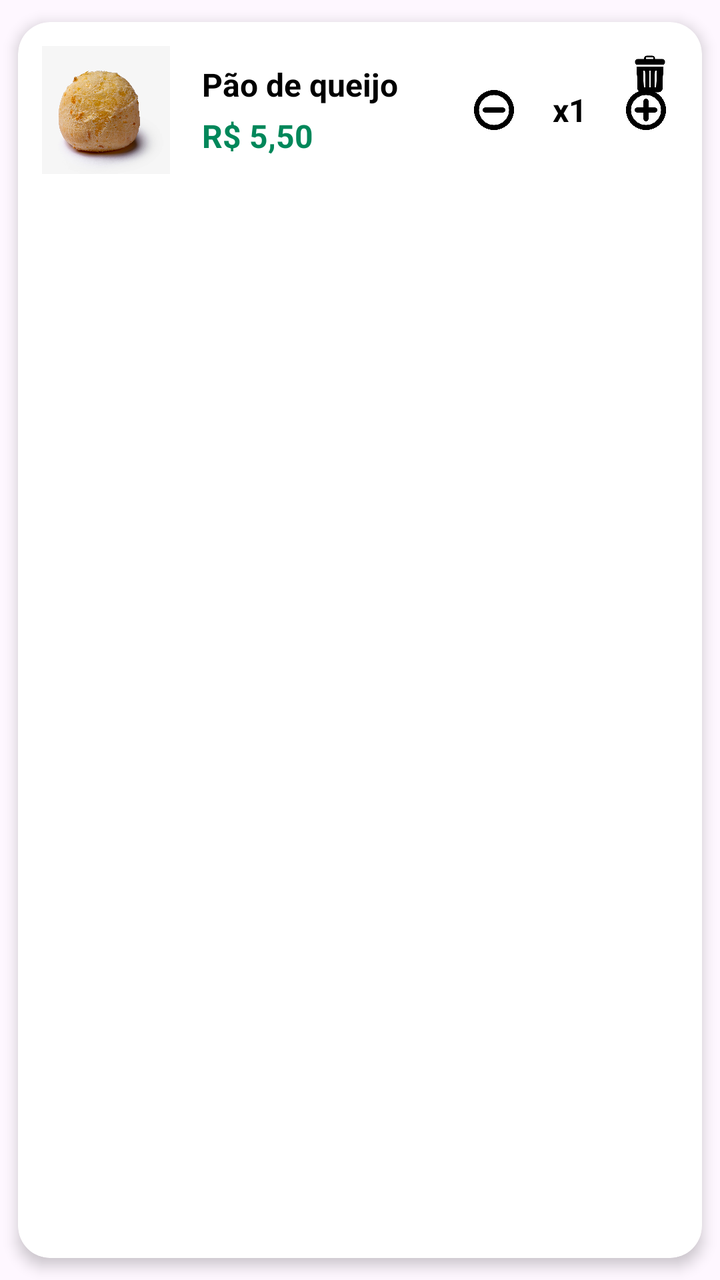
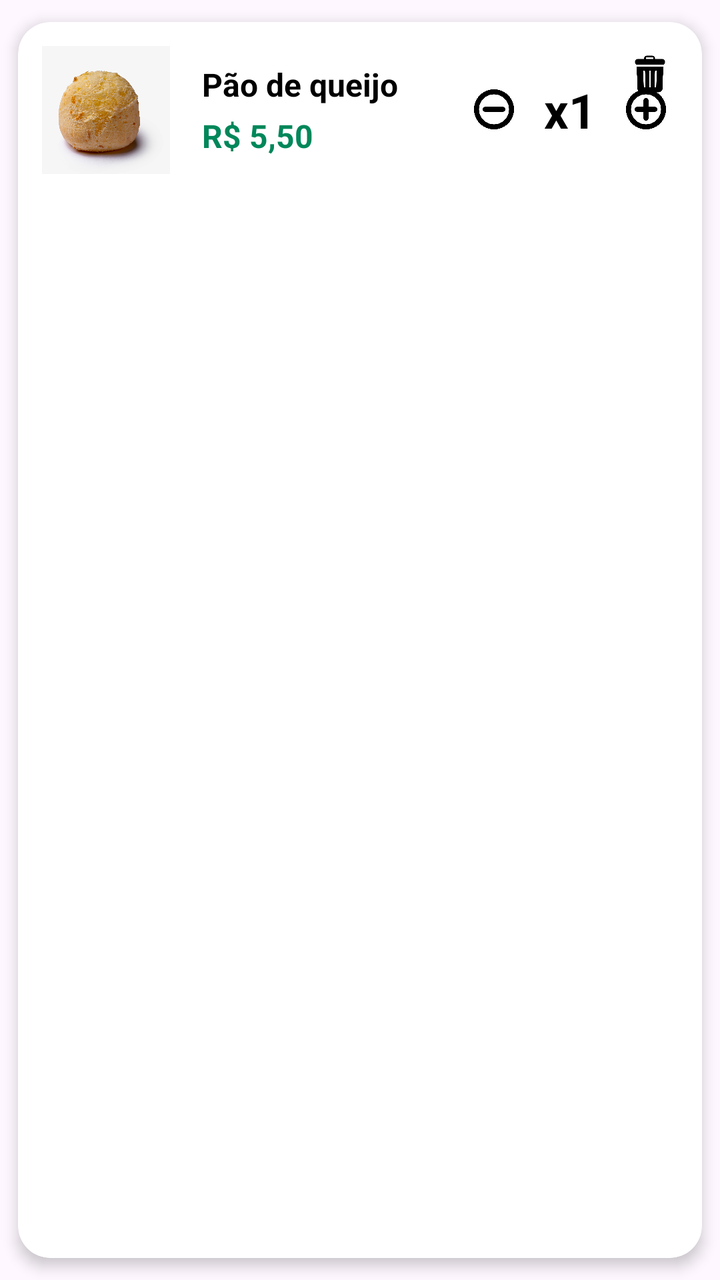

Compare the two renders of this Android layout. The source of the first and the diff that turns it into the second are given below.
<!-- AndroidManifest.xml: application theme Theme.IFoodClone -->
<!-- res/layout/card_carrinho.xml -->
<?xml version="1.0" encoding="utf-8"?>
<androidx.cardview.widget.CardView
    xmlns:android="http://schemas.android.com/apk/res/android"
    xmlns:app="http://schemas.android.com/apk/res-auto"
    android:layout_width="match_parent"
    android:layout_height="wrap_content"
    android:layout_marginStart="16dp"
    android:layout_marginEnd="16dp"
    android:layout_marginTop="8dp"
    android:layout_marginBottom="8dp"
    app:cardCornerRadius="16dp"
    app:cardElevation="4dp"
    app:cardUseCompatPadding="true">

    <RelativeLayout
        android:layout_width="match_parent"
        android:layout_height="wrap_content"
        android:padding="12dp">

        
        <ImageView
            android:id="@+id/imgProdutoCarrinho"
            android:layout_width="64dp"
            android:layout_height="64dp"
            android:layout_centerVertical="true"
            android:background="@drawable/circle_background"
            android:scaleType="centerCrop"
            android:src="@drawable/pao_de_queijo" />

        
        <LinearLayout
            android:layout_width="wrap_content"
            android:layout_height="wrap_content"
            android:layout_centerVertical="true"
            android:layout_toEndOf="@id/imgProdutoCarrinho"
            android:layout_marginStart="16dp"
            android:orientation="vertical">

            <TextView
                android:id="@+id/txtNomeProdutoCarrinho"
                android:layout_width="wrap_content"
                android:layout_height="wrap_content"
                android:text="Pão de queijo"
                android:textColor="#000000"
                android:textSize="16sp"
                android:textStyle="bold" />

            <TextView
                android:id="@+id/txtPrecoProdutoCarrinho"
                android:layout_width="wrap_content"
                android:layout_height="wrap_content"
                android:layout_marginTop="4dp"
                android:text="R$ 5,50"
                android:textColor="#00875A"
                android:textSize="16sp"
                android:textStyle="bold" />
        </LinearLayout>

        
        <LinearLayout
            android:layout_width="wrap_content"
            android:layout_height="wrap_content"
            android:layout_alignParentEnd="true"
            android:layout_centerVertical="true"
            android:gravity="center_vertical"
            android:orientation="horizontal">

            <ImageButton
                android:id="@+id/btnDiminuir"
                android:layout_width="32dp"
                android:layout_height="32dp"
                android:background="?attr/selectableItemBackgroundBorderless"
                android:padding="6dp"
                android:scaleType="centerInside"
                android:src="@drawable/sinalmenos" />

            <TextView
                android:id="@+id/txtQuantidade"
                android:layout_width="44dp"
                android:layout_height="wrap_content"
                android:gravity="center"
                android:text="x1"
                android:textColor="#000000"
                android:textSize="16sp"
                android:textStyle="bold" />

            <ImageButton
                android:id="@+id/btnAumentar"
                android:layout_width="32dp"
                android:layout_height="32dp"
                android:background="?attr/selectableItemBackgroundBorderless"
                android:padding="6dp"
                android:scaleType="centerInside"
                android:src="@drawable/sinalmais" />
        </LinearLayout>

        
        <ImageButton
            android:id="@+id/btnRemover"
            android:layout_width="28dp"
            android:layout_height="28dp"
            android:layout_alignParentEnd="true"
            android:layout_alignParentTop="true"
            android:background="?attr/selectableItemBackgroundBorderless"
            android:padding="4dp"
            android:scaleType="centerInside"
            android:src="@drawable/lixeira" />

    </RelativeLayout>
</androidx.cardview.widget.CardView>
<!-- resources referenced by this layout -->
<resources>
  <!-- drawable circle_background (drawable) -->
  <?xml version="1.0" encoding="utf-8"?>
  <shape xmlns:android="http://schemas.android.com/apk/res/android"
      android:shape="oval">
  
      <solid android:color="@android:color/white" />
      <stroke
          android:width="2dp"
          android:color="#F0F0F0" />
  
  </shape>
  <!-- drawable lixeira: png bitmap (drawable, 9107 bytes) -->
  <!-- drawable pao_de_queijo: jpg bitmap (drawable, 550245 bytes) -->
  <!-- drawable sinalmais: png bitmap (drawable, 16091 bytes) -->
  <!-- drawable sinalmenos: png bitmap (drawable, 14865 bytes) -->
  <style name="Theme.IFoodClone" parent="Base.Theme.IFoodClone" />
  <style name="Base.Theme.IFoodClone" parent="Theme.Material3.DayNight.NoActionBar">
          
          
          <item name="android:statusBarColor">@color/colorOliveGreen</item>
          <item name="android:navigationBarColor">@color/colorCream</item>
          <item name="colorAccent">@color/colorAccent</item>
          <item name="colorPrimary">@color/colorPrimaryDark</item>
          <item name="colorPrimaryDark">@color/colorPrimaryDark</item>
      </style>
  <color name="colorOliveGreen">#264E33</color>
  <color name="colorCream">#E9DADA</color>
  <color name="colorAccent">#055109</color>
  <color name="colorPrimaryDark">#055109</color>
</resources>

<!-- the commit's change to res/layout/card_carrinho.xml (unified diff, before → after) -->
@@ -81,7 +81,7 @@
                 android:gravity="center"
                 android:text="x1"
                 android:textColor="#000000"
-                android:textSize="16sp"
+                android:textSize="24sp"
                 android:textStyle="bold" />
 
             <ImageButton
